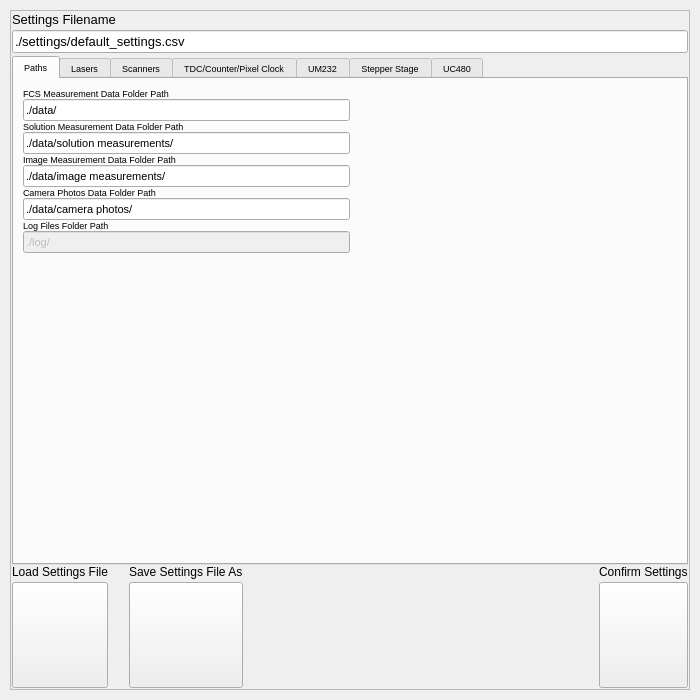
Qt form gui/settingswindow.ui (Th3Tr00p3r/gSTED-sFCS) before a commit.
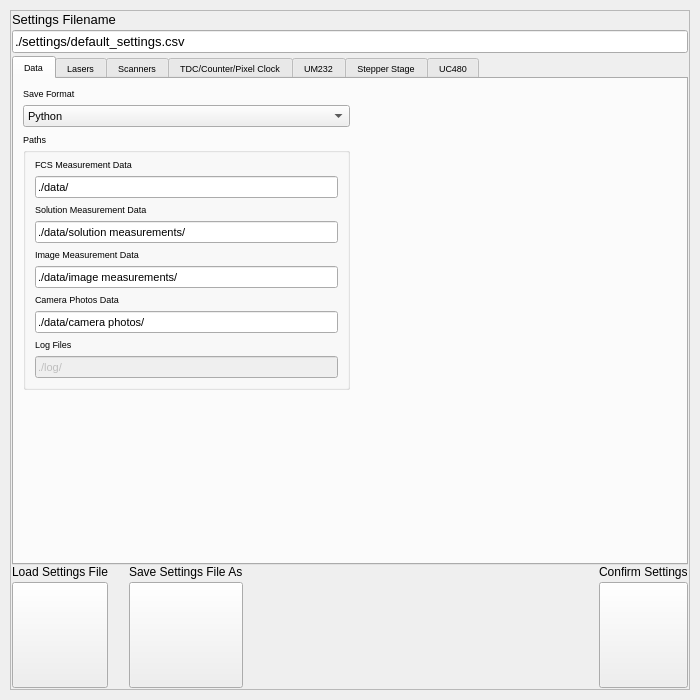
The same form after that commit. Icons and pictures are not drawn.

Commit message: switched ao_buffer type to ndarray, reworked the older option to save static FCS measurements to conform with new save_data function, added Python/MATLAB save option to settings GUI

Patch:
```diff
--- a/gui/settingswindow.ui
+++ b/gui/settingswindow.ui
@@ -110,14 +110,53 @@
         </property>
         <widget class="QWidget" name="paths">
          <attribute name="title">
-          <string>Paths</string>
+          <string>Data</string>
          </attribute>
          <layout class="QGridLayout" name="gridLayout_2">
           <item row="0" column="0">
+           <layout class="QVBoxLayout" name="verticalLayout_16">
+            <item>
+             <layout class="QVBoxLayout" name="verticalLayout_101">
+              <item>
+               <widget class="QLabel" name="label_44">
+                <property name="maximumSize">
+                 <size>
+                  <width>16777215</width>
+                  <height>20</height>
+                 </size>
+                </property>
+                <property name="text">
+                 <string>Save Format</string>
+                </property>
+               </widget>
+              </item>
+              <item>
+               <widget class="QComboBox" name="saveFormat">
+                <property name="font">
+                 <font>
+                  <pointsize>8</pointsize>
+                 </font>
+                </property>
+                <item>
+                 <property name="text">
+                  <string>Python</string>
+                 </property>
+                </item>
+                <item>
+                 <property name="text">
+                  <string>MATLAB</string>
+                 </property>
+                </item>
+               </widget>
+              </item>
+             </layout>
+            </item>
+            <item>
+             <widget class="QGroupBox" name="groupBox_4">
+              <property name="title">
+               <string>Paths</string>
+              </property>
            <layout class="QVBoxLayout" name="verticalLayout_5">
-            <property name="spacing">
-             <number>0</number>
-            </property>
             <item>
              <layout class="QVBoxLayout" name="verticalLayout_9">
               <item>
@@ -125,7 +164,7 @@
                 <item>
                  <widget class="QLabel" name="label_13">
                   <property name="text">
-                   <string>FCS Measurement Data Folder Path</string>
+                      <string>FCS Measurement Data</string>
                   </property>
                  </widget>
                 </item>
@@ -149,7 +188,7 @@
               <item>
                <widget class="QLabel" name="label_8">
                 <property name="text">
-                 <string>Solution Measurement Data Folder Path</string>
+                    <string>Solution Measurement Data</string>
                 </property>
                </widget>
               </item>
@@ -175,7 +214,7 @@
               <item>
                <widget class="QLabel" name="label_9">
                 <property name="text">
-                 <string>Image Measurement Data Folder Path</string>
+                    <string>Image Measurement Data</string>
                 </property>
                </widget>
               </item>
@@ -201,7 +240,7 @@
               <item>
                <widget class="QLabel" name="label_11">
                 <property name="text">
-                 <string>Camera Photos Data Folder Path</string>
+                    <string>Camera Photos Data</string>
                 </property>
                </widget>
               </item>
@@ -227,7 +266,7 @@
               <item>
                <widget class="QLabel" name="label_12">
                 <property name="text">
-                 <string>Log Files Folder Path</string>
+                    <string>Log Files</string>
                 </property>
                </widget>
               </item>
@@ -247,6 +286,9 @@
                </widget>
               </item>
              </layout>
+               </item>
+              </layout>
+             </widget>
             </item>
            </layout>
           </item>
```
Left out of the diff: 2 changed lines with no effect on the pictures. Lines whose indentation alone changed are shown as unchanged. The commit also changes 8 other files.
